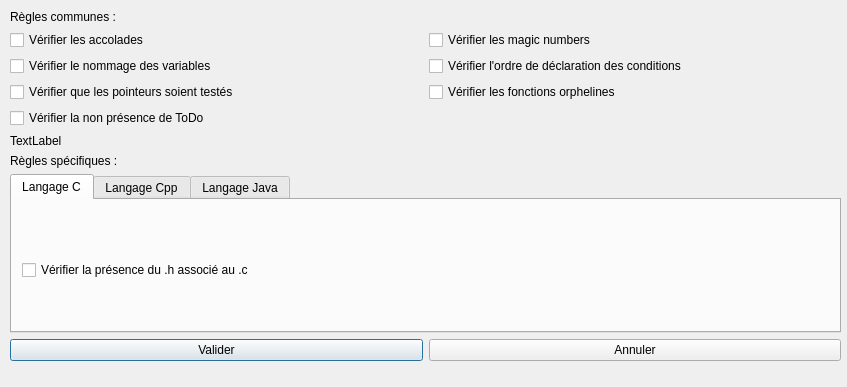
First picture: the form in rulechoicedialog.ui, repository FredBELDA/CodingRulesChecker, before the edit.
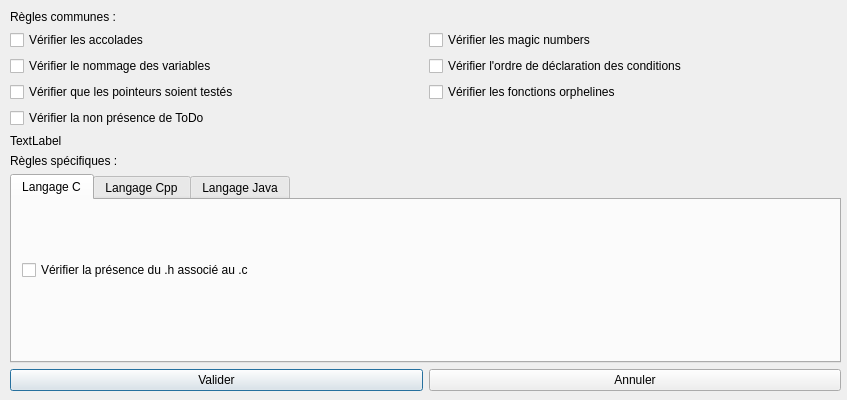
Second picture: the form after the edit.

```diff
--- a/rulechoicedialog.ui
+++ b/rulechoicedialog.ui
@@ -7,7 +7,7 @@
     <x>0</x>
     <y>0</y>
     <width>847</width>
-    <height>387</height>
+    <height>400</height>
    </rect>
   </property>
   <property name="windowTitle">
@@ -19,7 +19,7 @@
      <x>10</x>
      <y>10</y>
      <width>831</width>
-     <height>351</height>
+     <height>381</height>
     </rect>
    </property>
    <layout class="QVBoxLayout" name="verticalLayout">
```
